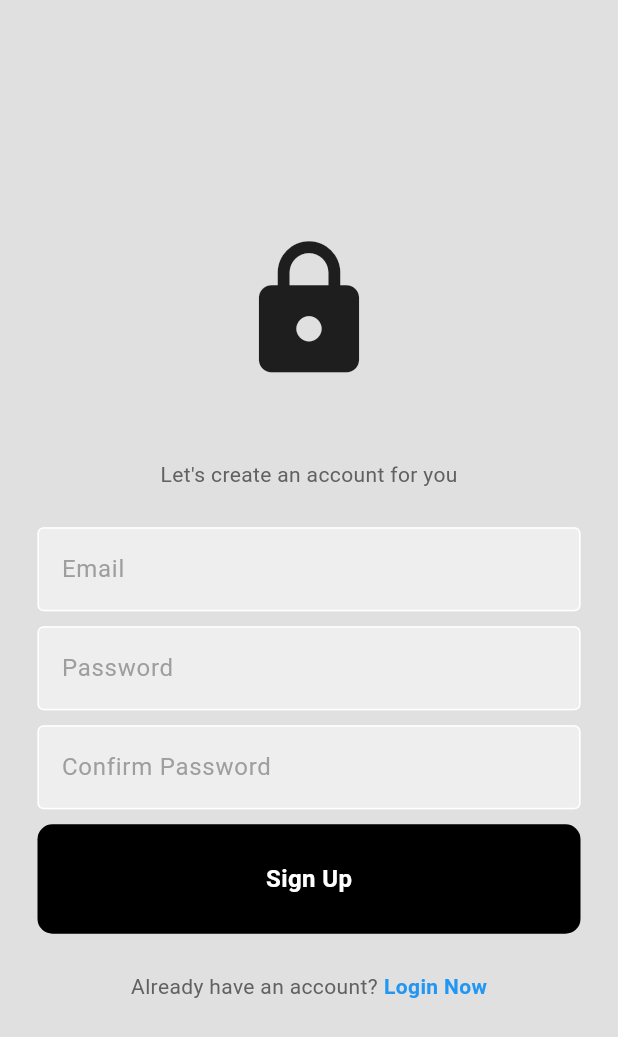
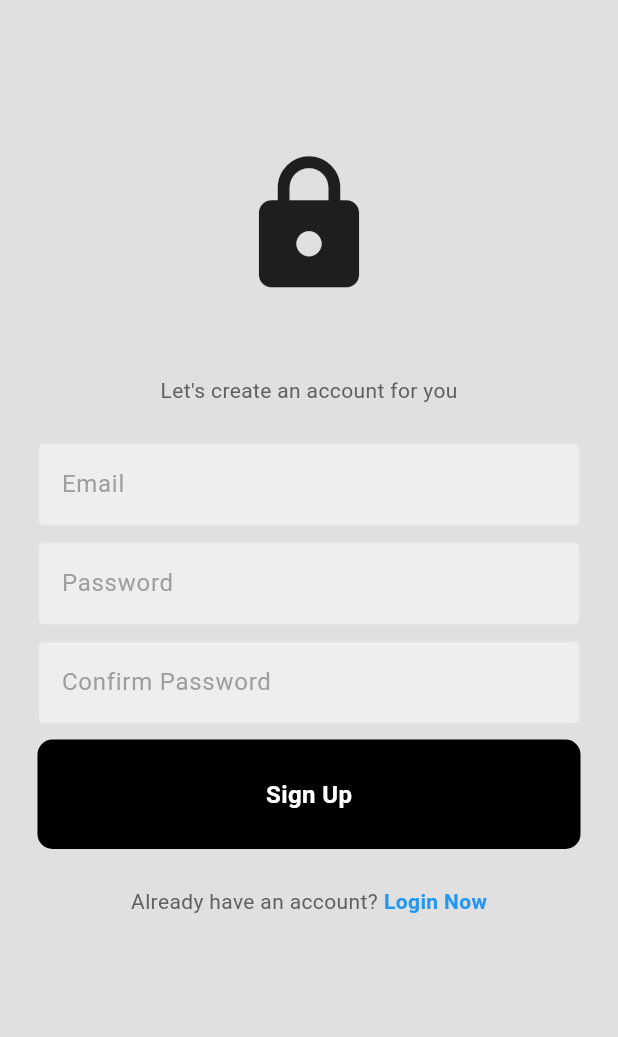
Before and after one commit to DotDae13/izhar, a Flutter app: the screen it shows after launch, after a tap on "Register now", on a phone screen of 412 x 824 dp. Shown: the top 1037 px of the screen. Run offline on Flutter 3.47's test engine with Material 3 defaults, Android fonts, the phone set to English and light mode, and no system bars; our stand-ins replace firebase_auth, firebase_core; accounts and stored records are empty; network calls fail.

Commit message:
//Added Theme Data for light and dark mode

```diff
--- a/lib/components/text_field.dart
+++ b/lib/components/text_field.dart
@@ -18,13 +18,14 @@ class MyTextField extends StatelessWidget {
       controller: controller,
       obscureText: obscureText,
       decoration: InputDecoration(
-        enabledBorder: const OutlineInputBorder(
-          borderSide: BorderSide(color: Colors.white),
+        enabledBorder: OutlineInputBorder(
+          borderSide:
+          BorderSide(color: Theme.of(context).colorScheme.secondary),
         ),
         focusedBorder:  const OutlineInputBorder(
           borderSide: BorderSide(color: Colors.white),
         ),
-        fillColor: Colors.grey.shade200,
+        fillColor: Theme.of(context).colorScheme.primary,
         filled: true,
         hintText: hintText,
         hintStyle: TextStyle(color: Colors.grey[500]),
--- a/lib/main.dart
+++ b/lib/main.dart
@@ -2,6 +2,8 @@ import 'package:firebase_core/firebase_core.dart';
 import 'package:flutter/material.dart';
 import 'package:izhar/auth/auth.dart';
 import 'package:izhar/firebase_options.dart';
+import 'package:izhar/theme/dark_theme.dart';
+import 'package:izhar/theme/light_theme.dart';
 
 
 void main() async{
@@ -17,9 +19,11 @@ class MyApp extends StatelessWidget {
 
   @override
   Widget build(BuildContext context) {
-    return const MaterialApp(
+    return MaterialApp(
       debugShowCheckedModeBanner: false,
-      home: AuthPage(),
+      theme: lightTheme,
+      darkTheme: darkTheme,
+      home: const AuthPage(),
     );
   }
 }
--- a/lib/pages/home_page.dart
+++ b/lib/pages/home_page.dart
@@ -16,6 +16,7 @@ class _HomePageState extends State<HomePage> {
   @override
   Widget build(BuildContext context) {
     return Scaffold(
+      backgroundColor: Theme.of(context).colorScheme.background,
       appBar: AppBar(title: const Text("Izhar"),
         actions: [
           IconButton(
--- a/lib/pages/login_page.dart
+++ b/lib/pages/login_page.dart
@@ -50,11 +50,12 @@ class _LoginPageState extends State<LoginPage> {
   @override
   Widget build(BuildContext context) {
     return Scaffold(
-      backgroundColor: Colors.grey[300],
+      backgroundColor: Theme.of(context).colorScheme.background,
       body: SafeArea(
+        child: SingleChildScrollView(
           child: Center(
             child: Padding(
-            padding: const EdgeInsets.symmetric(horizontal: 25.0),
+              padding: const EdgeInsets.symmetric(horizontal: 25.0, vertical: 100),
               child: Column(
                 mainAxisAlignment: MainAxisAlignment.center,
                 children: [
@@ -132,6 +133,7 @@ class _LoginPageState extends State<LoginPage> {
             ),
           ),
         ),
+      ),
     );
   }
 }
--- a/lib/pages/register_page.dart
+++ b/lib/pages/register_page.dart
@@ -55,11 +55,12 @@ class _RegisterPageState extends State<RegisterPage> {
   @override
   Widget build(BuildContext context) {
     return Scaffold(
-      backgroundColor: Colors.grey[300],
+      backgroundColor: Theme.of(context).colorScheme.background,
       body: SafeArea(
+        child: SingleChildScrollView(
           child: Center(
             child: Padding(
-            padding: const EdgeInsets.symmetric(horizontal: 25.0),
+              padding: const EdgeInsets.symmetric(horizontal: 25.0, vertical: 100),
               child: Column(
                 mainAxisAlignment: MainAxisAlignment.center,
                 children: [
@@ -145,6 +146,7 @@ class _RegisterPageState extends State<RegisterPage> {
             ),
           ),
         ),
+      ),
     );
   }
 }
--- /dev/null
+++ b/lib/theme/dark_theme.dart
@@ -0,0 +1,10 @@
+import 'package:flutter/material.dart';
+
+ThemeData darkTheme = ThemeData(
+  brightness: Brightness.dark,
+  colorScheme: ColorScheme.dark(
+    background: Colors.black,
+    primary: Colors.grey[900]!,
+    secondary: Colors.grey[800]! ,
+  ),
+);
--- /dev/null
+++ b/lib/theme/light_theme.dart
@@ -0,0 +1,16 @@
+import 'package:flutter/material.dart';
+
+ThemeData lightTheme = ThemeData(
+    brightness: Brightness.light,
+    appBarTheme: const AppBarTheme(
+        backgroundColor: Colors.transparent,
+        elevation: 0,
+        iconTheme: IconThemeData(color: Colors.black),
+        titleTextStyle: TextStyle(color: Colors.black, fontSize: 20),
+    ),
+    colorScheme: ColorScheme.light(
+        background: Colors.grey[300]!,
+        primary: Colors.grey[200]!,
+        secondary: Colors.grey[300]!,
+    ),
+);
```
Lines whose indentation alone changed are shown as unchanged.
